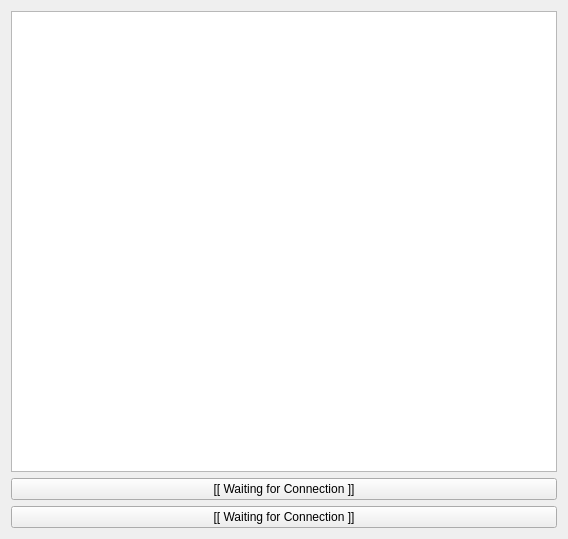
Before: the Qt Designer form gui-demo/dialog.ui in alanzchen/CStory, drawn with Qt 5.
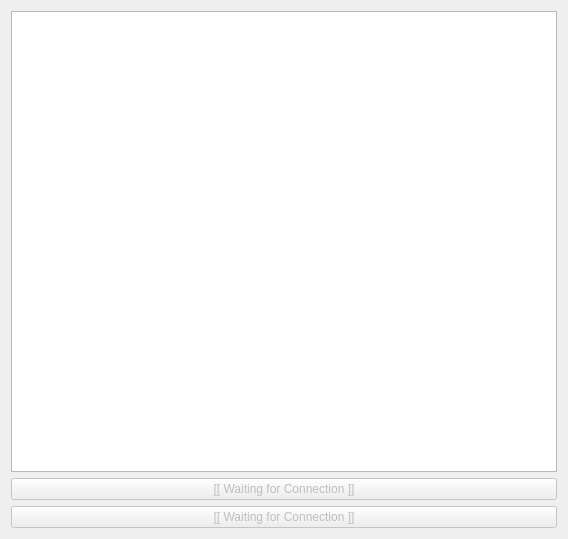
After: the same form once the commit is applied.

Diff of the .ui file:
```diff
--- a/gui-demo/dialog.ui
+++ b/gui-demo/dialog.ui
@@ -65,6 +65,9 @@
    </item>
    <item row="1" column="0" colspan="2">
     <widget class="QPushButton" name="button1">
+     <property name="enabled">
+      <bool>false</bool>
+     </property>
      <property name="cursor">
       <cursorShape>PointingHandCursor</cursorShape>
      </property>
@@ -81,6 +84,9 @@
    </item>
    <item row="2" column="0" colspan="2">
     <widget class="QPushButton" name="button2">
+     <property name="enabled">
+      <bool>false</bool>
+     </property>
      <property name="cursor">
       <cursorShape>PointingHandCursor</cursorShape>
      </property>
```
Left out of the diff: 13 changed lines with no effect on the pictures.
